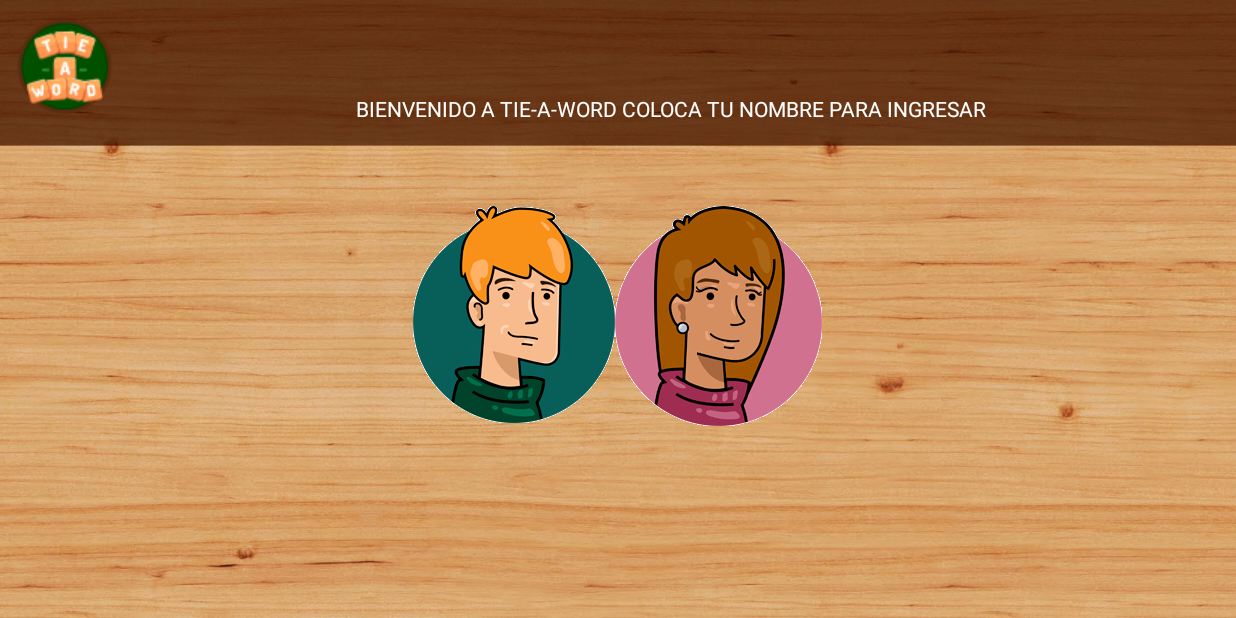
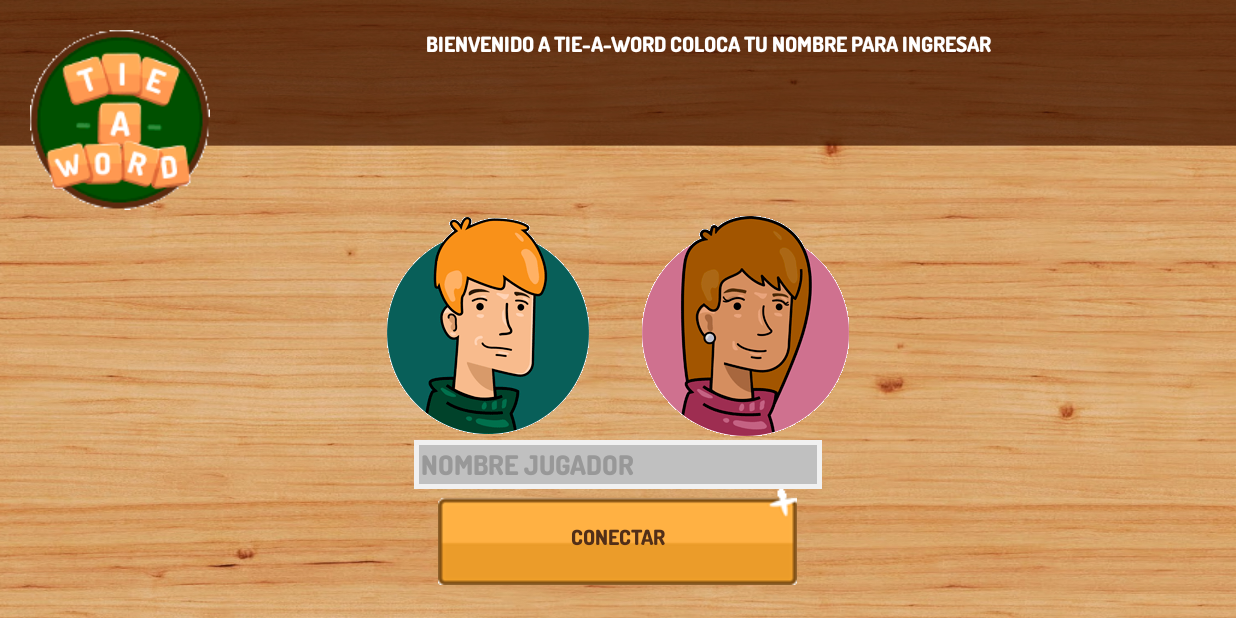
Before and after one commit to dccruzt/DESAPLG, an Android app: the InicioActivity screen opened directly, with no data from a screen before it, on a phone screen of 824 x 412 dp (held sideways). Run offline under Robolectric (Android 15) with nearby library versions, the phone set to English and light mode, and no system bars.

Commit message:
Daniela: Últimos cambios de estilo

```diff
--- a/app/src/main/java/upc/edu/pe/desaplg/InicioActivity.java
+++ b/app/src/main/java/upc/edu/pe/desaplg/InicioActivity.java
@@ -3,6 +3,11 @@ package upc.edu.pe.desaplg;
 import android.app.Activity;
 import android.os.Bundle;
 import android.view.Window;
+import android.widget.Button;
+import android.widget.EditText;
+import android.widget.TextView;
+
+import upc.edu.pe.desaplg.helpers.FontHelper;
 
 /**
  * Created by Daniela on 23/10/2015.
@@ -15,5 +20,14 @@ public class InicioActivity extends Activity{
         super.onCreate(savedInstanceState);
         requestWindowFeature(Window.FEATURE_NO_TITLE);
         setContentView(R.layout.layout_inicio);
+
+        TextView lblBienvenida = (TextView)findViewById(R.id.lblBienvenida);
+        FontHelper.setFont(this.getApplicationContext(), FontHelper.DOSIS_EXTRABOLD, lblBienvenida);
+
+        EditText txtConectar = (EditText)findViewById(R.id.txtConectar);
+        FontHelper.setFont(this.getApplicationContext(), FontHelper.DOSIS_EXTRABOLD, txtConectar);
+
+        Button btnConectar = (Button)findViewById(R.id.btnConectar);
+        FontHelper.setFont(this.getApplicationContext(), FontHelper.DOSIS_EXTRABOLD, btnConectar);
     }
 }
--- /dev/null
+++ b/app/src/main/res/drawable/btn_conectar.xml
@@ -0,0 +1,8 @@
+<selector xmlns:android="http://schemas.android.com/apk/res/android" >
+    <item android:state_pressed="false">
+        <bitmap android:src="@drawable/boton_conectar"/>
+    </item>
+    <item android:state_pressed="true">
+        <bitmap android:src="@drawable/boton_conectar_sel"/>
+    </item>
+</selector>
--- /dev/null
+++ b/app/src/main/res/drawable/txt_nombre.xml
@@ -0,0 +1,5 @@
+<shape xmlns:android="http://schemas.android.com/apk/res/android"  android:shape="rectangle">
+    <solid android:color="#C0C0C0" />
+    <padding android:left="5dp" android:top="5dp" android:right="5dp" android:bottom="5dp" />
+    <stroke android:width="3dp" android:color="#F1F1F1" />
+</shape>
--- a/app/src/main/res/layout/layout_inicio.xml
+++ b/app/src/main/res/layout/layout_inicio.xml
@@ -3,8 +3,8 @@
     android:layout_width="match_parent"
     android:layout_height="match_parent"
     android:orientation="vertical"
-    android:padding="8dp"
-    android:background="@drawable/fondo_inicio">
+    android:background="@drawable/fondo_inicio"
+    android:padding="20dp" >
 
     <LinearLayout
         android:layout_width="match_parent"
@@ -13,52 +13,71 @@
         android:layout_weight="1">
 
         <ImageView
-            style="@style/logo_inicio"
+            android:id="@+id/imgLogoInicio"
             android:layout_width="wrap_content"
             android:layout_height="wrap_content"
-            android:id="@+id/imgLogoInicio" />
+            android:background="@drawable/logo_inicio"
+            android:padding="30dp"/>
 
         <TextView
+            style="@style/label_bienvenida"
+            android:id="@+id/lblBienvenida"
             android:layout_width="match_parent"
             android:layout_height="match_parent"
             android:text="@string/bienvenida"
-            android:id="@+id/lblBienvenida"
-            android:gravity="center"
+            android:gravity="center_horizontal"
             android:textColor="@color/white" />
 
     </LinearLayout>
 
     <LinearLayout
-        android:layout_width="fill_parent"
+        android:layout_width="match_parent"
         android:layout_height="wrap_content"
         android:orientation="horizontal"
         android:gravity="center"
         android:layout_weight="1">
 
         <ImageView
+            android:id="@+id/imgAvatarHombre1"
             android:layout_width="wrap_content"
             android:layout_height="wrap_content"
-            android:id="@+id/imgAvatar_h"
             android:background="@drawable/avatar_hombre_1"
-            android:layout_gravity="center_horizontal" />
+            android:layout_marginRight="35dp"/>
 
         <ImageView
+            android:id="@+id/imgAvatarMujer1"
             android:layout_width="wrap_content"
             android:layout_height="wrap_content"
-            android:id="@+id/imgAvatar_m"
-            android:background="@drawable/avatar_mujer_1"
-            android:layout_gravity="center_horizontal" />
+            android:background="@drawable/avatar_mujer_1" />
 
     </LinearLayout>
 
     <LinearLayout
-        android:layout_width="wrap_content"
+        android:layout_width="match_parent"
         android:layout_height="wrap_content"
-        android:orientation="horizontal"
+        android:orientation="vertical"
         android:gravity="center"
         android:layout_weight="1">
 
+        <EditText
+            android:id="@+id/txtConectar"
+            android:layout_width="wrap_content"
+            android:layout_height="wrap_content"
+            android:background="@drawable/txt_nombre"
+            android:inputType="textPersonName"
+            android:hint="@string/textbox_conectar"
+            android:layout_gravity="center_horizontal"
+            android:textColor="#989898"
+            android:textColorHint="#989898"
+            android:ems="12" />
 
+        <Button
+            android:id="@+id/btnConectar"
+            android:layout_width="wrap_content"
+            android:layout_height="wrap_content"
+            android:background="@drawable/btn_conectar"
+            android:text="@string/boton_conectar"
+            android:textColor="#522F18" />
 
     </LinearLayout>
 
--- a/app/src/main/res/values-sw720dp/styles.xml
+++ b/app/src/main/res/values-sw720dp/styles.xml
@@ -35,14 +35,13 @@
     </style>
 
     <!-- INICIO - Avatar hombre -->
-    <style name="avatar_h">
-        <item name="android:background">@drawable/avatar_h_200</item>
+    <style name="label_bienvenida">
+        <item name="android:textSize">40dp</item>
     </style>
 
+    <!-- INICIO - Avatar hombre -->
+
     <!-- INICIO - Avatar mujer -->
-    <style name="avatar_m">
-        <item name="android:background">@drawable/avatar_m_200</item>
-    </style>
 
     <!-- JUEGO - Fichas -->
     <style name="Ficha">
--- a/app/src/main/res/values/strings.xml
+++ b/app/src/main/res/values/strings.xml
@@ -5,4 +5,6 @@
     <string name="action_settings">Settings</string>
     <string name="seleccion_webOS">SELECCIONAR webOS TV</string>
     <string name="bienvenida">BIENVENIDO A TIE-A-WORD COLOCA TU NOMBRE PARA INGRESAR</string>
+    <string name="boton_conectar">CONECTAR</string>
+    <string name="textbox_conectar">NOMBRE JUGADOR</string>
 </resources>
--- a/app/src/main/res/values/styles.xml
+++ b/app/src/main/res/values/styles.xml
@@ -39,14 +39,8 @@
     </style>
 
     <!-- INICIO - Avatar hombre -->
-    <style name="avatar_h">
-        <item name="android:background">@drawable/avatar_h_100</item>
-    </style>
 
     <!-- INICIO - Avatar mujer -->
-    <style name="avatar_m">
-        <item name="android:background">@drawable/avatar_m_100</item>
-    </style>
 
     <!-- JUEGO - Fichas -->
     <style name="Ficha">
```
Also changed, not shown: app/src/main/res/layout/layout_conexion.xml (+14 -4 lines), app/src/main/res/values-sw600dp/styles.xml (+3 -6 lines), app/src/main/res/drawable-mdpi/boton_conectar.png (added), app/src/main/res/drawable-mdpi/boton_conectar_sel.png (added), app/src/main/res/drawable-mdpi/logo_inicio.png (added), app/src/main/res/drawable/avatar_h_100.png (deleted), app/src/main/res/drawable/avatar_h_150.png (deleted), app/src/main/res/drawable/avatar_h_200.png (deleted), app/src/main/res/drawable/avatar_m_100.png (deleted), app/src/main/res/drawable/avatar_m_150.png (deleted), app/src/main/res/drawable/avatar_m_200.png (deleted), app/src/main/res/drawable/logo_200.png (added).
